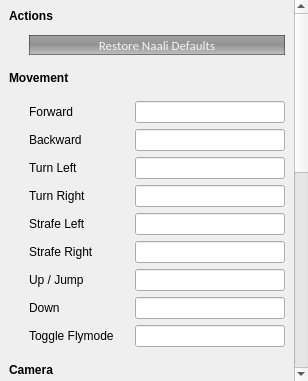
Above: UiModule/ui/BindingWidget.ui from realXtend/tundra before the change. Below: the same form after it.
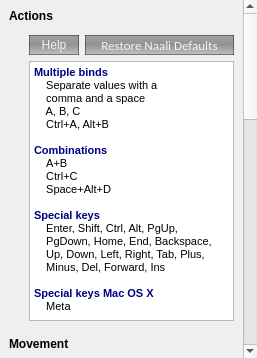
That is the form after the change.

Commit message: Made a simple validator for binding widget input fields. Made a help widget into binding widget for instructions. Removed unneccesary moc wraps and fixed a few includes in WorldInputModule.

The edit to the form file:
```diff
--- a/UiModule/ui/BindingWidget.ui
+++ b/UiModule/ui/BindingWidget.ui
@@ -6,8 +6,8 @@
    <rect>
     <x>0</x>
     <y>0</y>
-    <width>308</width>
-    <height>381</height>
+    <width>257</width>
+    <height>358</height>
    </rect>
   </property>
   <property name="windowTitle">
@@ -39,8 +39,8 @@
        <rect>
         <x>0</x>
         <y>0</y>
-        <width>291</width>
-        <height>803</height>
+        <width>240</width>
+        <height>1071</height>
        </rect>
       </property>
       <layout class="QVBoxLayout" name="verticalLayout_3">
@@ -69,6 +69,47 @@
           </widget>
          </item>
          <item>
+          <layout class="QHBoxLayout" name="horizontalLayout">
+           <property name="leftMargin">
+            <number>20</number>
+           </property>
+           <item>
+            <widget class="QPushButton" name="helpPushButton">
+             <property name="minimumSize">
+              <size>
+               <width>0</width>
+               <height>20</height>
+              </size>
+             </property>
+             <property name="maximumSize">
+              <size>
+               <width>50</width>
+               <height>16777215</height>
+              </size>
+             </property>
+             <property name="styleSheet">
+              <string notr="true">QPushButton {
+	background-color: qlineargradient(spread:pad, x1:0, y1:0, x2:0, y2:1, stop:0 rgba(162, 162, 162, 255), stop:0.488636 rgba(147, 147, 147, 255), stop:1 rgba(194, 194, 194, 255));
+	border: 1px solid rgba(0,0,0,100);
+	border-radius: 0px;
+	color: rgba(255,255,255,225);
+}
+
+QPushButton::hover {
+	color: rgba(255,255,255,255);
+	background-color: qlineargradient(spread:pad, x1:0, y1:0, x2:0, y2:1, stop:0 rgba(187, 187, 187, 255), stop:0.488636 rgba(147, 147, 147, 255), stop:1 rgba(216, 216, 216, 255));
+}
+
+QPushButton::pressed {
+	color: black;
+}</string>
+             </property>
+             <property name="text">
+              <string>Help</string>
+             </property>
+            </widget>
+           </item>
+           <item>
           <widget class="QPushButton" name="restoreDefaultsPushButton">
            <property name="minimumSize">
             <size>
@@ -84,7 +125,6 @@
            </property>
            <property name="styleSheet">
             <string notr="true">QPushButton {
-	margin-left: 20px;
 	background-color: qlineargradient(spread:pad, x1:0, y1:0, x2:0, y2:1, stop:0 rgba(162, 162, 162, 255), stop:0.488636 rgba(147, 147, 147, 255), stop:1 rgba(194, 194, 194, 255));
 	border: 1px solid rgba(0,0,0,100);
 	border-radius: 0px;
@@ -103,6 +143,91 @@
            <property name="text">
             <string>Restore Naali Defaults</string>
            </property>
+            </widget>
+           </item>
+          </layout>
+         </item>
+         <item>
+          <widget class="QWidget" name="helpWidget" native="true">
+           <property name="styleSheet">
+            <string notr="true"/>
+           </property>
+           <layout class="QVBoxLayout" name="verticalLayout_2">
+            <property name="spacing">
+             <number>0</number>
+            </property>
+            <property name="leftMargin">
+             <number>20</number>
+            </property>
+            <property name="topMargin">
+             <number>0</number>
+            </property>
+            <property name="rightMargin">
+             <number>0</number>
+            </property>
+            <property name="bottomMargin">
+             <number>0</number>
+            </property>
+            <item>
+             <widget class="QTextEdit" name="helpTextEdit">
+              <property name="sizePolicy">
+               <sizepolicy hsizetype="Expanding" vsizetype="Fixed">
+                <horstretch>0</horstretch>
+                <verstretch>0</verstretch>
+               </sizepolicy>
+              </property>
+              <property name="minimumSize">
+               <size>
+                <width>0</width>
+                <height>260</height>
+               </size>
+              </property>
+              <property name="maximumSize">
+               <size>
+                <width>16777215</width>
+                <height>260</height>
+               </size>
+              </property>
+              <property name="frameShape">
+               <enum>QFrame::StyledPanel</enum>
+              </property>
+              <property name="verticalScrollBarPolicy">
+               <enum>Qt::ScrollBarAlwaysOff</enum>
+              </property>
+              <property name="horizontalScrollBarPolicy">
+               <enum>Qt::ScrollBarAlwaysOff</enum>
+              </property>
+              <property name="readOnly">
+               <bool>true</bool>
+              </property>
+              <property name="html">
+               <string>&lt;!DOCTYPE HTML PUBLIC &quot;-//W3C//DTD HTML 4.0//EN&quot; &quot;http://www.w3.org/TR/REC-html40/strict.dtd&quot;&gt;
+&lt;html&gt;&lt;head&gt;&lt;meta name=&quot;qrichtext&quot; content=&quot;1&quot; /&gt;&lt;style type=&quot;text/css&quot;&gt;
+p, li { white-space: pre-wrap; }
+&lt;/style&gt;&lt;/head&gt;&lt;body style=&quot; font-family:'MS Shell Dlg 2'; font-size:8.25pt; font-weight:400; font-style:normal;&quot;&gt;
+&lt;p style=&quot; margin-top:0px; margin-bottom:0px; margin-left:0px; margin-right:0px; -qt-block-indent:0; text-indent:0px;&quot;&gt;&lt;span style=&quot; font-size:8pt; font-weight:600; color:#00007f;&quot;&gt;Multiple binds&lt;/span&gt;&lt;/p&gt;
+&lt;p style=&quot; margin-top:0px; margin-bottom:0px; margin-left:0px; margin-right:0px; -qt-block-indent:0; text-indent:0px;&quot;&gt;&lt;span style=&quot; font-size:8pt; color:#000000;&quot;&gt;    Separate values with a &lt;/span&gt;&lt;/p&gt;
+&lt;p style=&quot; margin-top:0px; margin-bottom:0px; margin-left:0px; margin-right:0px; -qt-block-indent:0; text-indent:0px;&quot;&gt;&lt;span style=&quot; font-size:8pt; color:#000000;&quot;&gt;    comma and a space&lt;/span&gt;&lt;/p&gt;
+&lt;p style=&quot; margin-top:0px; margin-bottom:0px; margin-left:0px; margin-right:0px; -qt-block-indent:0; text-indent:0px;&quot;&gt;&lt;span style=&quot; font-size:8pt; color:#000000;&quot;&gt;    A, B, C&lt;/span&gt;&lt;/p&gt;
+&lt;p style=&quot; margin-top:0px; margin-bottom:0px; margin-left:0px; margin-right:0px; -qt-block-indent:0; text-indent:0px;&quot;&gt;&lt;span style=&quot; font-size:8pt; color:#000000;&quot;&gt;    Ctrl+A, Alt+B&lt;/span&gt;&lt;/p&gt;
+&lt;p style=&quot;-qt-paragraph-type:empty; margin-top:0px; margin-bottom:0px; margin-left:0px; margin-right:0px; -qt-block-indent:0; text-indent:0px; font-size:8pt; color:#000000;&quot;&gt;&lt;/p&gt;
+&lt;p style=&quot; margin-top:0px; margin-bottom:0px; margin-left:0px; margin-right:0px; -qt-block-indent:0; text-indent:0px;&quot;&gt;&lt;span style=&quot; font-size:8pt; font-weight:600; color:#000087;&quot;&gt;Combinations&lt;/span&gt;&lt;/p&gt;
+&lt;p style=&quot; margin-top:0px; margin-bottom:0px; margin-left:0px; margin-right:0px; -qt-block-indent:0; text-indent:0px;&quot;&gt;&lt;span style=&quot; font-size:8pt; font-weight:600; color:#000087;&quot;&gt;    &lt;/span&gt;&lt;span style=&quot; font-size:8pt; color:#000000;&quot;&gt;A+B&lt;/span&gt;&lt;/p&gt;
+&lt;p style=&quot; margin-top:0px; margin-bottom:0px; margin-left:0px; margin-right:0px; -qt-block-indent:0; text-indent:0px;&quot;&gt;&lt;span style=&quot; font-size:8pt; color:#000000;&quot;&gt;    Ctrl+C&lt;/span&gt;&lt;/p&gt;
+&lt;p style=&quot; margin-top:0px; margin-bottom:0px; margin-left:0px; margin-right:0px; -qt-block-indent:0; text-indent:0px;&quot;&gt;&lt;span style=&quot; font-size:8pt; color:#000000;&quot;&gt;    Space+Alt+D&lt;/span&gt;&lt;/p&gt;
+&lt;p style=&quot;-qt-paragraph-type:empty; margin-top:0px; margin-bottom:0px; margin-left:0px; margin-right:0px; -qt-block-indent:0; text-indent:0px; font-size:8pt; color:#000000;&quot;&gt;&lt;/p&gt;
+&lt;p style=&quot; margin-top:0px; margin-bottom:0px; margin-left:0px; margin-right:0px; -qt-block-indent:0; text-indent:0px;&quot;&gt;&lt;span style=&quot; font-size:8pt; font-weight:600; color:#00007f;&quot;&gt;Special keys&lt;/span&gt;&lt;/p&gt;
+&lt;p style=&quot; margin-top:0px; margin-bottom:0px; margin-left:0px; margin-right:0px; -qt-block-indent:0; text-indent:0px;&quot;&gt;&lt;span style=&quot; font-size:8pt;&quot;&gt;    Enter, Shift, Ctrl, Alt, PgUp, &lt;/span&gt;&lt;/p&gt;
+&lt;p style=&quot; margin-top:0px; margin-bottom:0px; margin-left:0px; margin-right:0px; -qt-block-indent:0; text-indent:0px;&quot;&gt;&lt;span style=&quot; font-size:8pt;&quot;&gt;    PgDown, Home, End, Backspace, &lt;/span&gt;&lt;/p&gt;
+&lt;p style=&quot; margin-top:0px; margin-bottom:0px; margin-left:0px; margin-right:0px; -qt-block-indent:0; text-indent:0px;&quot;&gt;&lt;span style=&quot; font-size:8pt;&quot;&gt;    Up, Down, Left, Right, Tab, Plus, &lt;/span&gt;&lt;/p&gt;
+&lt;p style=&quot; margin-top:0px; margin-bottom:0px; margin-left:0px; margin-right:0px; -qt-block-indent:0; text-indent:0px;&quot;&gt;&lt;span style=&quot; font-size:8pt;&quot;&gt;    Minus, Del, Forward, Ins&lt;/span&gt;&lt;/p&gt;
+&lt;p style=&quot;-qt-paragraph-type:empty; margin-top:0px; margin-bottom:0px; margin-left:0px; margin-right:0px; -qt-block-indent:0; text-indent:0px; font-size:8pt;&quot;&gt;&lt;/p&gt;
+&lt;p style=&quot; margin-top:0px; margin-bottom:0px; margin-left:0px; margin-right:0px; -qt-block-indent:0; text-indent:0px;&quot;&gt;&lt;span style=&quot; font-size:8pt; font-weight:600; color:#00007f;&quot;&gt;Special keys Mac OS X&lt;/span&gt;&lt;/p&gt;
+&lt;p style=&quot; margin-top:0px; margin-bottom:0px; margin-left:0px; margin-right:0px; -qt-block-indent:0; text-indent:0px;&quot;&gt;&lt;span style=&quot; font-size:8pt; font-weight:600; color:#00007f;&quot;&gt;    &lt;/span&gt;&lt;span style=&quot; font-size:8pt; color:#000000;&quot;&gt;Meta&lt;/span&gt;&lt;/p&gt;&lt;/body&gt;&lt;/html&gt;</string>
+              </property>
+             </widget>
+            </item>
+           </layout>
           </widget>
          </item>
          <item>
```
Lines whose indentation alone changed are shown as unchanged. The commit also changes 5 other files.
